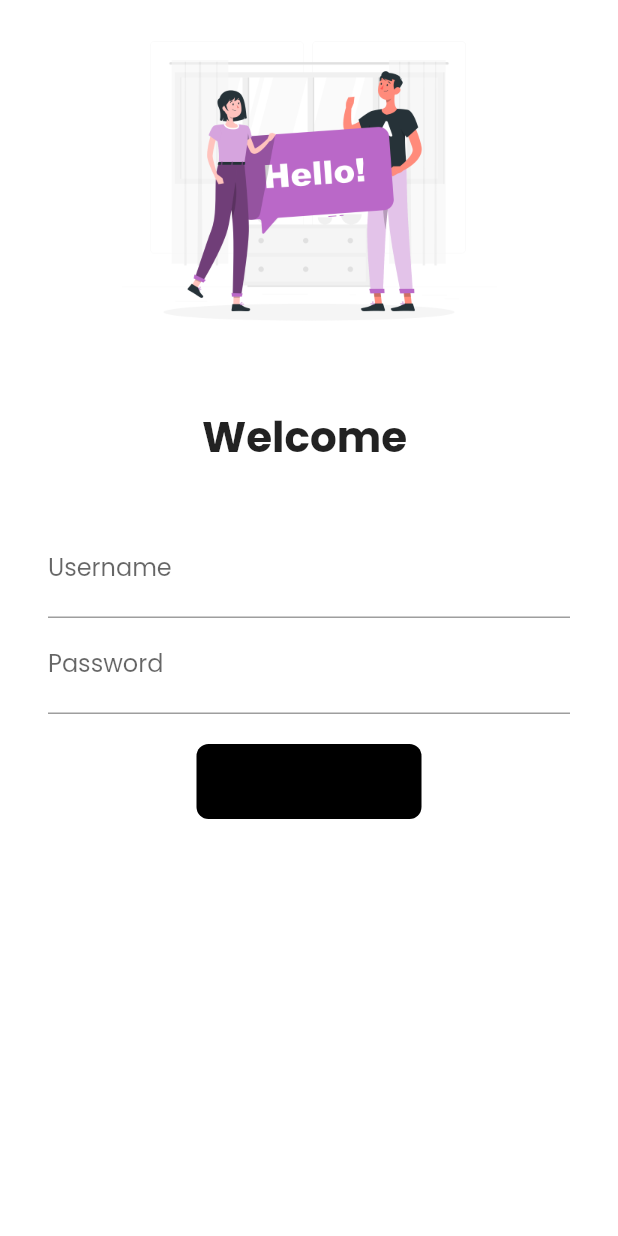
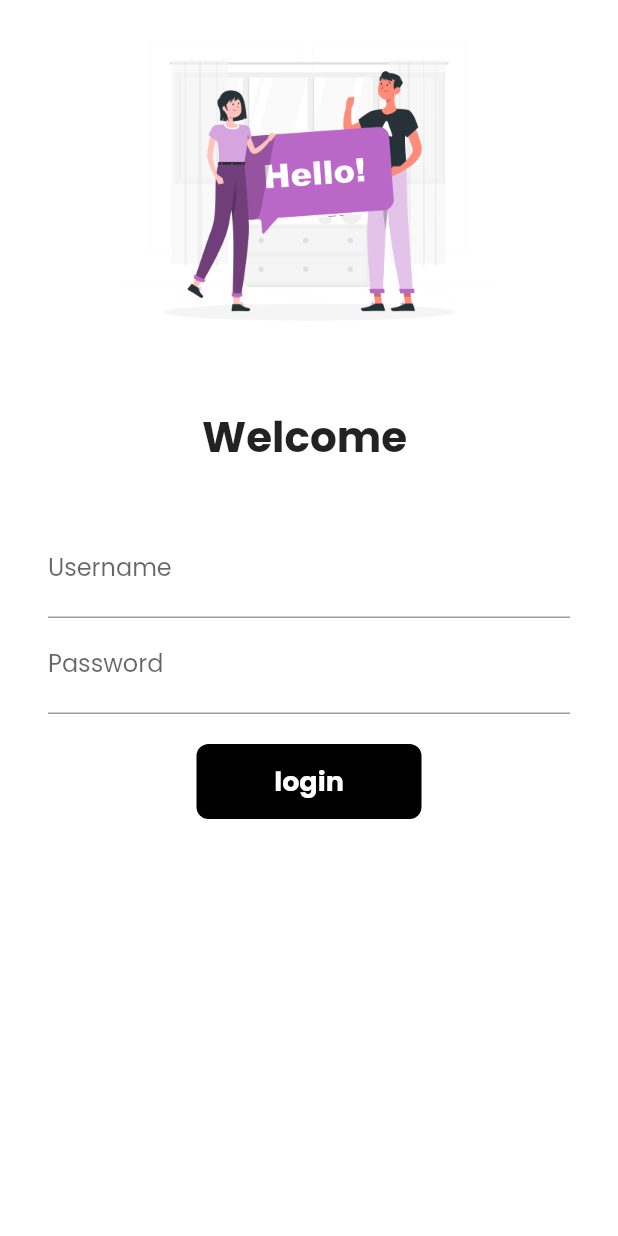
Before and after one commit to ankushcode611/30DaysOfFlutter, a Flutter app: the LoginPage screen opened by its route, on a phone screen of 412 x 824 dp. Run offline on Flutter 3.47's test engine with Material 2 defaults, Android fonts, the phone set to English and light mode, and no system bars; our stand-ins replace google_fonts, velocity_x; network calls fail.

Commit message:
day 13 complete

```diff
--- a/lib/pages/loginpage.dart
+++ b/lib/pages/loginpage.dart
@@ -101,12 +101,12 @@ class _LoginPageState extends State<LoginPage> {
                           child: changeButton
                               ? Icon(
                                   Icons.done,
-                                  color: Colors.black,
+                                  color: Colors.white,
                                 )
                               : Text(
                                   "login",
                                   style: TextStyle(
-                                      color: Colors.black,
+                                      color: Colors.white,
                                       fontWeight: FontWeight.bold,
                                       fontSize: 18),
                                 ),
```
